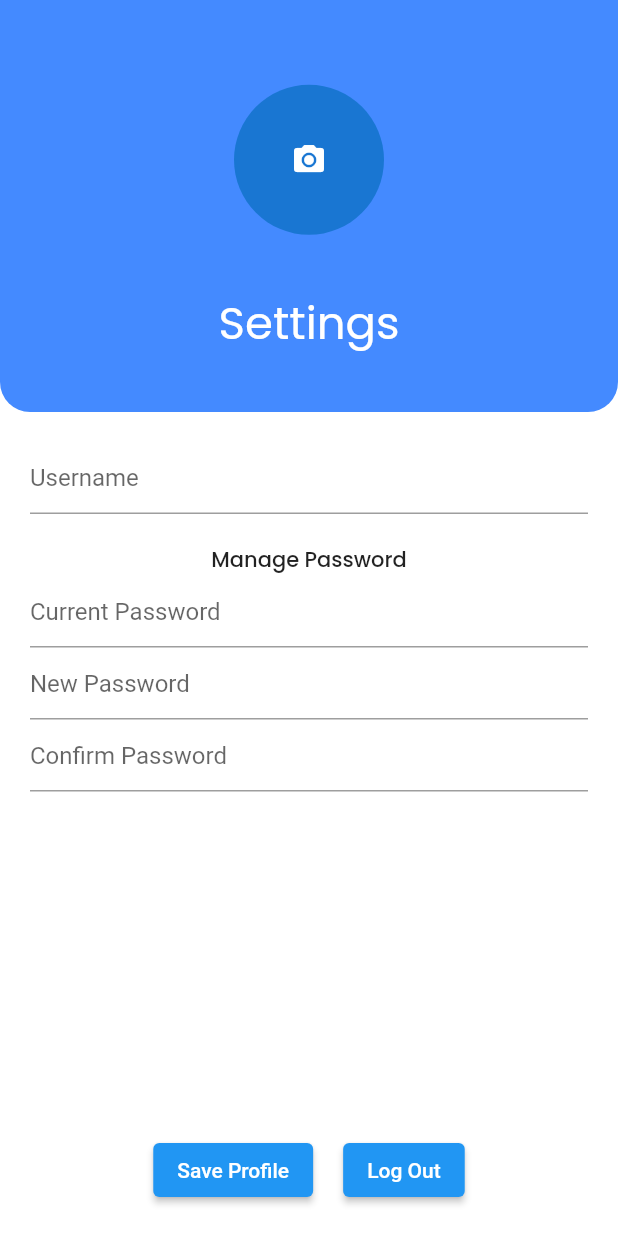
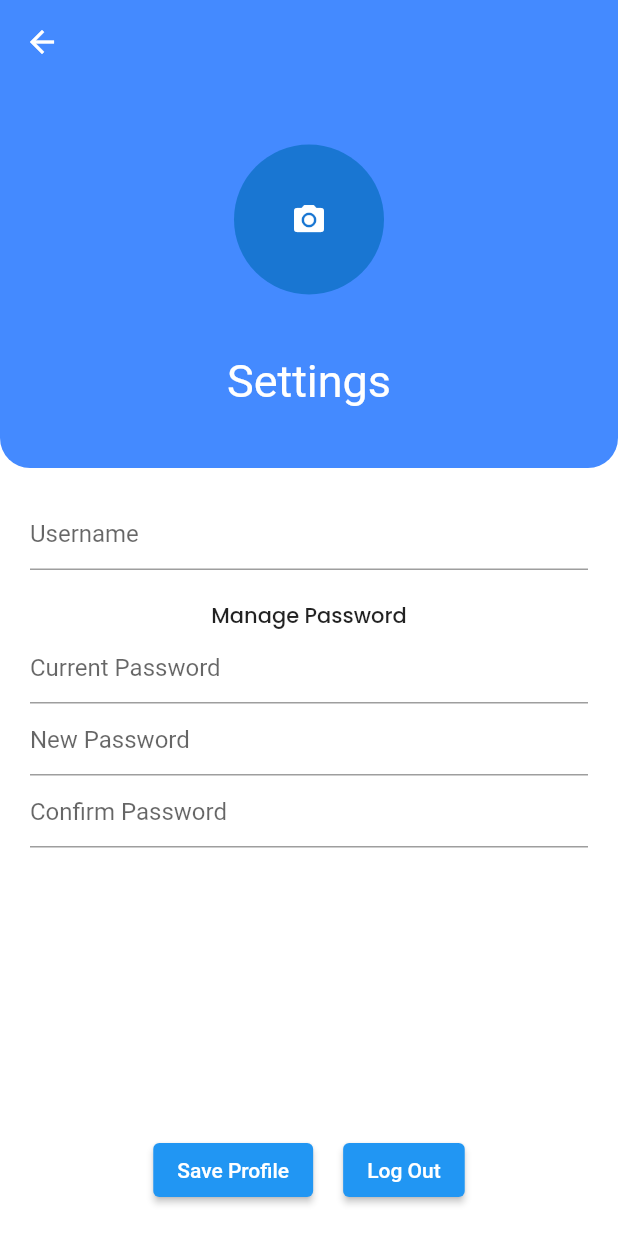
Before and after one commit to ecclessim/fyp_flutter, a Flutter app: the ProfileScreen screen opened directly, on a phone screen of 412 x 824 dp. Run offline on Flutter 3.47's test engine with Material 2 defaults, Android fonts, the phone set to English and light mode, and no system bars; our stand-ins replace charts_flutter, cloud_firestore, firebase_auth, firebase_core, firebase_storage, fluttertoast and 4 more; missing offline and left inert: candlesticks; accounts and stored records are empty; network calls fail.

Commit message:
added back for ios

```diff
--- a/lib/screens/profile_screen.dart
+++ b/lib/screens/profile_screen.dart
@@ -56,6 +56,11 @@ class _ProfileScreenState extends State<ProfileScreen> {
     final _formkey = GlobalKey<FormState>();
 
     return Scaffold(
+      appBar: AppBar(
+        backgroundColor: Colors.blueAccent,
+        //no shadow on appbar
+        elevation: 0,
+      ),
       resizeToAvoidBottomInset: false,
       body: Column(
         crossAxisAlignment: CrossAxisAlignment.stretch,
@@ -73,7 +78,7 @@ class _ProfileScreenState extends State<ProfileScreen> {
                 mainAxisAlignment: MainAxisAlignment.spaceEvenly,
                 children: <Widget>[
                   Padding(
-                    padding: const EdgeInsets.only(top: 20.0),
+                    padding: const EdgeInsets.only(top: 0.0),
                     child: Avatar(
                       avatarUrl: loggedInUser.avatarUrl,
                       onTap: () async {
@@ -95,7 +100,7 @@ class _ProfileScreenState extends State<ProfileScreen> {
                   Text(
                     "Settings",
                     textAlign: TextAlign.center,
-                    style: GoogleFonts.poppins(
+                    style: GoogleFonts.roboto(
                       color: Colors.white,
                       fontSize: 30,
                     ),
```
Also changed, not shown: lib/screens/portfolio_screen.dart (+13 -8 lines).
